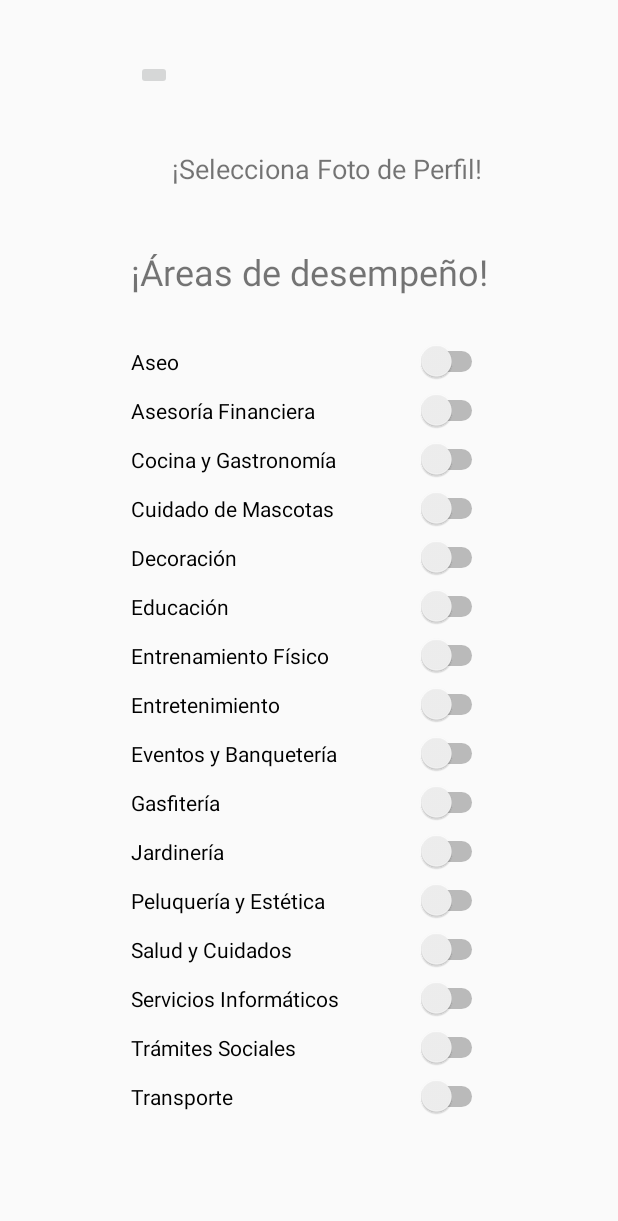
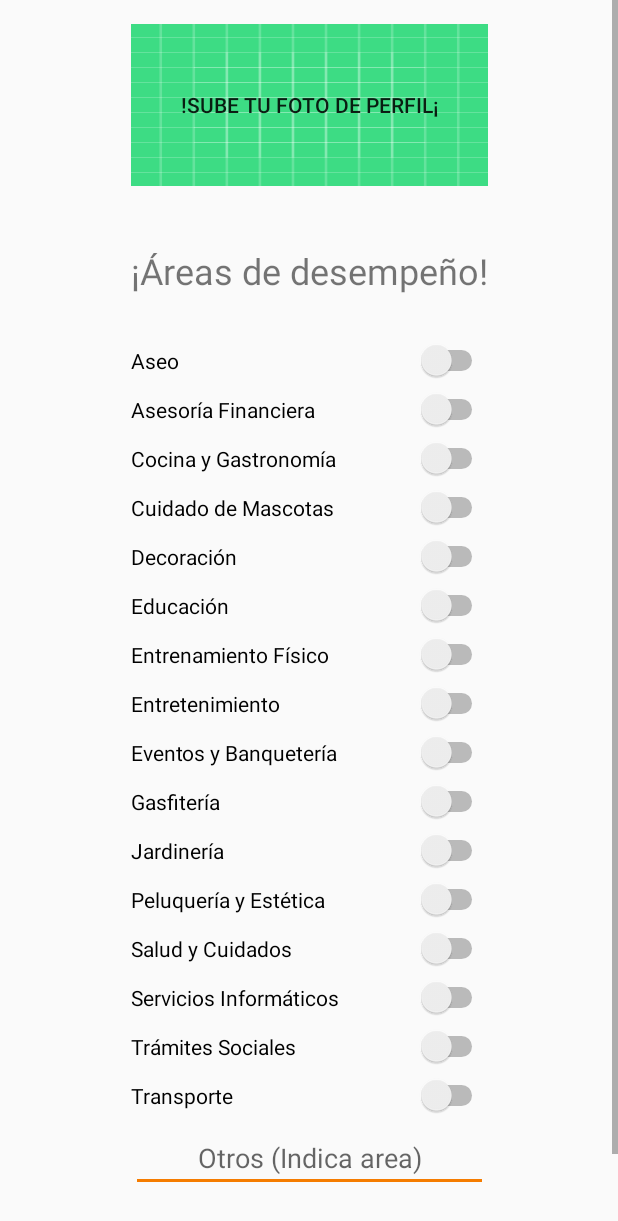
Before and after one commit to Trabajitos/trabajitos, an Android app: the CreateUserActivity screen opened directly, with no data from a screen before it, on a phone screen of 412 x 824 dp. Shown: the top 1221 px of the screen. Run offline under Robolectric (Android 15) with nearby library versions, the phone set to English and light mode, and no system bars.

Commit message:
ultimo cambio del dia y al tuto pollo

```diff
--- a/app/src/main/java/cl/trabajitos/intentodelogin/CreateUserActivity.kt
+++ b/app/src/main/java/cl/trabajitos/intentodelogin/CreateUserActivity.kt
@@ -1,11 +1,25 @@
 package cl.trabajitos.intentodelogin
 
+import android.content.Intent
 import androidx.appcompat.app.AppCompatActivity
 import android.os.Bundle
+import kotlinx.android.synthetic.main.activity_create_user.*
 
 class CreateUserActivity : AppCompatActivity() {
     override fun onCreate(savedInstanceState: Bundle?) {
         super.onCreate(savedInstanceState)
         setContentView(R.layout.activity_create_user)
+        setUp()
+    }
+
+    private fun setUp(){
+        title="Crear Usuario"
+
+        finishButton.setOnClickListener {
+
+            val intentHome :Intent = Intent(this,HomeActivity::class.java)
+            startActivity(intentHome)
+        }
+
     }
 }
--- a/app/src/main/java/cl/trabajitos/intentodelogin/SignUpActivity.kt
+++ b/app/src/main/java/cl/trabajitos/intentodelogin/SignUpActivity.kt
@@ -23,23 +23,28 @@ class SignUpActivity : AppCompatActivity() {
         nextButton.setOnClickListener {
 
 
-            if (nameEditText.text.isNotEmpty() &&
-                lastNameEditText.text.isNotEmpty() &&
-                birthEditTextDate.text.isNotEmpty()
+            if (personalInfoLayout.visibility == View.VISIBLE &&
+                (nameEditText.text.isNotEmpty() &&
+                        lastNameEditText.text.isNotEmpty() &&
+                        birthEditTextDate.text.isNotEmpty()
+                        )
             ) {
-
                 personalInfoLayout.visibility = View.GONE
                 contactInfoLayout.visibility = View.VISIBLE
                 pageTextView.setText("2 de 3")
 
-            }
-            if (emailEditText.text.isNotEmpty() &&
-                phoneEditText.text.isNotEmpty() &&
-                passwordEditText.text.isNotEmpty() &&
-                confirmPasswordEditText.text.isNotEmpty()
+            } else if (contactInfoLayout.visibility == View.VISIBLE &&
+                (emailEditText.text.isNotEmpty() &&
+                        phoneEditText.text.isNotEmpty() &&
+                        passwordEditText.text.isNotEmpty() &&
+                        confirmPasswordEditText.text.isNotEmpty()
+                        )
             ) {
-            val intentCreateUser : Intent = Intent(this,CreateUserActivity::class.java)
+
+                val intentCreateUser: Intent = Intent(this, CreateUserActivity::class.java)
                 startActivity(intentCreateUser)
+
+
             }
 
         }
--- a/app/src/main/res/layout/activity_create_user.xml
+++ b/app/src/main/res/layout/activity_create_user.xml
@@ -1,50 +1,38 @@
 <?xml version="1.0" encoding="utf-8"?>
-<androidx.constraintlayout.widget.ConstraintLayout xmlns:android="http://schemas.android.com/apk/res/android"
+<ScrollView xmlns:android="http://schemas.android.com/apk/res/android"
     xmlns:app="http://schemas.android.com/apk/res-auto"
     xmlns:tools="http://schemas.android.com/tools"
     android:layout_width="match_parent"
     android:layout_height="match_parent"
+    android:fillViewport="true"
+    android:foregroundTint="#F57C00">
+
+    <androidx.constraintlayout.widget.ConstraintLayout
+        android:layout_width="match_parent"
+        android:layout_height="wrap_content"
         tools:context=".CreateUserActivity">
-
-    <LinearLayout
-        android:id="@+id/linearLayout"
-        android:layout_width="wrap_content"
-        android:layout_height="wrap_content"
-        android:layout_marginStart="16dp"
-        android:layout_marginTop="40dp"
-        android:layout_marginEnd="16dp"
-        android:orientation="horizontal"
-        app:layout_constraintEnd_toEndOf="parent"
-        app:layout_constraintStart_toStartOf="parent"
-        app:layout_constraintTop_toTopOf="parent">
-
-        <ImageButton
-            android:id="@+id/imageButton"
-            android:layout_width="wrap_content"
-            android:layout_height="wrap_content"
-            android:layout_weight="1"
-            tools:srcCompat="@tools:sample/avatars" />
-
-        <TextView
-            android:id="@+id/textView"
-            android:layout_width="wrap_content"
-            android:layout_height="wrap_content"
-            android:layout_marginTop="60dp"
-            android:layout_weight="1"
-            android:text="¡Selecciona Foto de Perfil!"
-            android:textSize="18sp" />
-    </LinearLayout>
 
         <LinearLayout
             android:layout_width="wrap_content"
             android:layout_height="wrap_content"
             android:layout_marginStart="16dp"
-        android:layout_marginTop="40dp"
+            android:layout_marginTop="16dp"
             android:layout_marginEnd="16dp"
             android:orientation="vertical"
             app:layout_constraintEnd_toEndOf="parent"
             app:layout_constraintStart_toStartOf="parent"
-        app:layout_constraintTop_toBottomOf="@+id/linearLayout">
+            app:layout_constraintTop_toTopOf="parent">
+
+            <Button
+                android:id="@+id/photoUploadButton"
+                android:layout_width="match_parent"
+                android:layout_height="wrap_content"
+                android:background="@drawable/ic_launcher_background"
+                android:text="!Sube tu foto de Perfil¡" />
+
+            <Space
+                android:layout_width="match_parent"
+                android:layout_height="40dp" />
 
             <TextView
                 android:id="@+id/textView3"
@@ -215,6 +203,32 @@
                 android:layout_height="wrap_content"
                 android:text="Transporte" />
 
+            <Space
+                android:layout_width="match_parent"
+                android:layout_height="5dp" />
+
+            <EditText
+                android:id="@+id/otherEditText"
+                android:layout_width="match_parent"
+                android:layout_height="wrap_content"
+                android:ems="10"
+                android:hint="Otros (Indica area)"
+                android:inputType="textPersonName"
+                android:textAlignment="center"
+                android:textColor="#000000" />
+
+            <Space
+                android:layout_width="match_parent"
+                android:layout_height="40dp" />
+
+            <Button
+                android:id="@+id/finishButton"
+                android:layout_width="match_parent"
+                android:layout_height="wrap_content"
+                android:text="Finalizar"
+                android:textAlignment="center" />
+
         </LinearLayout>
 
     </androidx.constraintlayout.widget.ConstraintLayout>
+</ScrollView>
```
Lines whose indentation alone changed are shown as unchanged.
